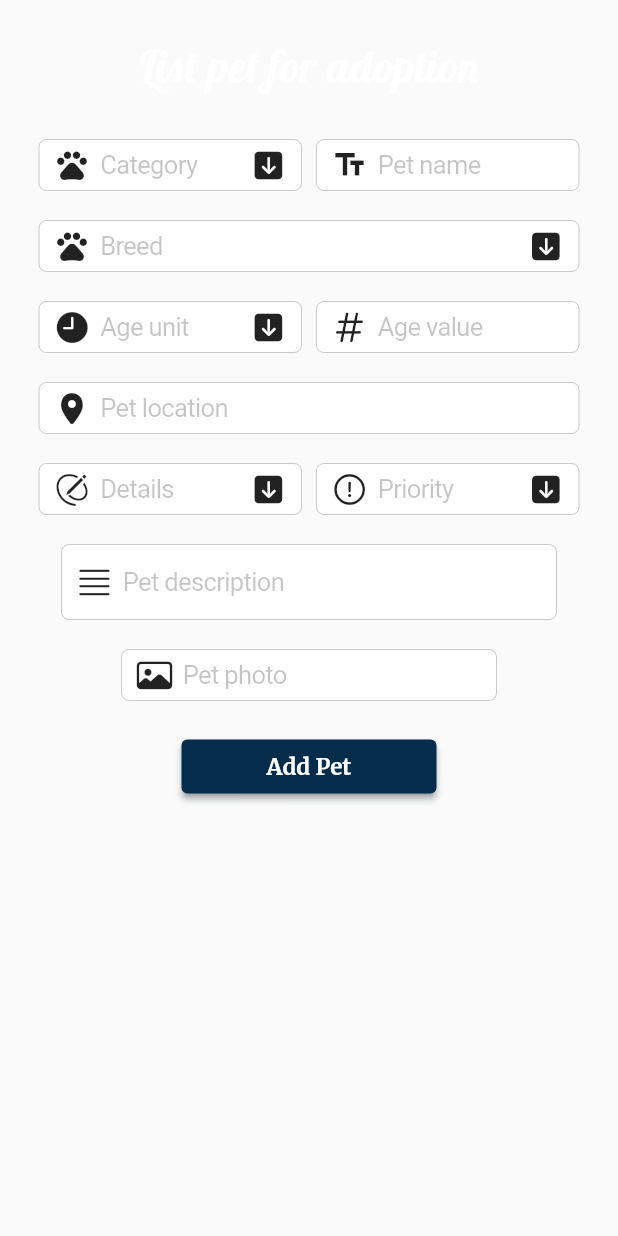
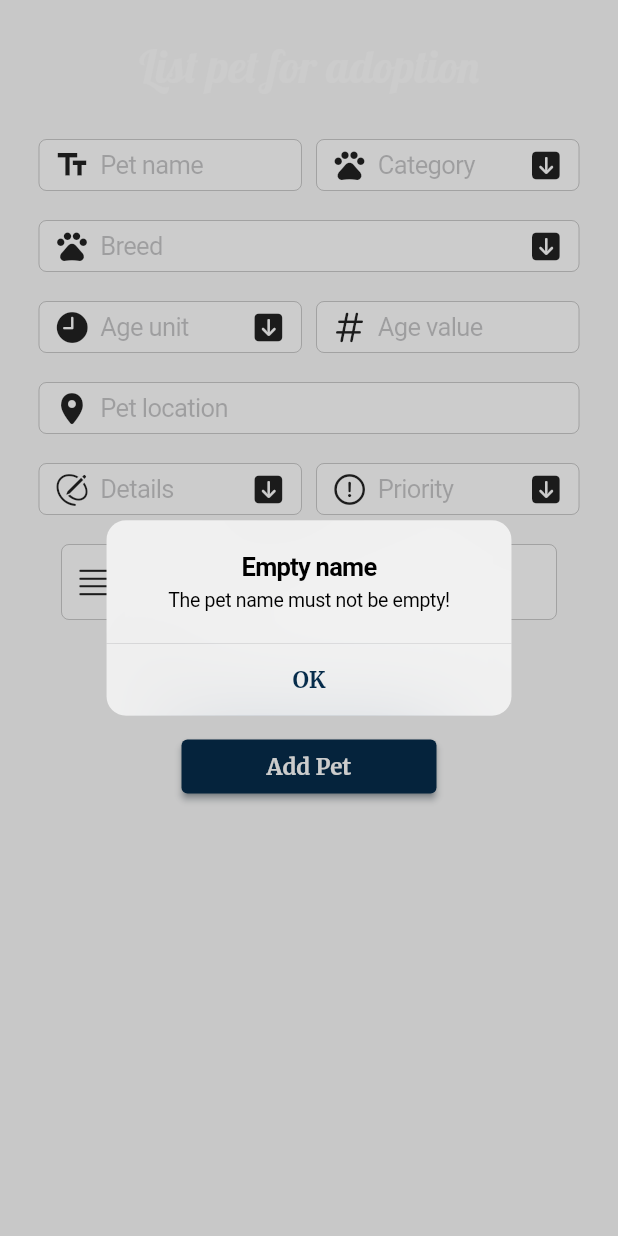
Before and after one commit to mariabrinzila/FurHouse-App, a Flutter app: the AddPetTab widget shown alone on an empty page, opened directly, after a tap on "Add Pet", on a phone screen of 412 x 824 dp. Run offline on Flutter 3.47's test engine with Material 2 defaults, Android fonts, the phone set to English and light mode, and no system bars; our stand-ins replace email_validator, firebase_auth, firebase_core, firebase_database, firebase_storage, geocoding and 3 more; missing offline and left inert: chaleno; accounts and stored records are empty.

Commit message:
UPDATE furhouse_app

```diff
--- a/furhouse_app/lib/common/functions/exception_code_handler.dart
+++ b/furhouse_app/lib/common/functions/exception_code_handler.dart
@@ -102,3 +102,14 @@ void locationServicesExceptionHandler(
     },
   );
 }
+
+void addPetExceptionHandler(BuildContext context, String exceptionCode) {
+  var message = 'Adding a pet is currently unavailable!';
+
+  showCupertinoDialog(
+    context: context,
+    builder: (context) {
+      return _dialogBuilder(context, 'Pet service error', message);
+    },
+  );
+}
--- a/furhouse_app/lib/common/widget_templates/cupertino_text_field_image_picker.dart
+++ b/furhouse_app/lib/common/widget_templates/cupertino_text_field_image_picker.dart
@@ -10,11 +10,13 @@ import 'package:furhouse_app/common/widget_templates/cupertino_form_dialog.dart'
 class CupertinoTextFieldImagePicker extends StatefulWidget {
   final String placeholderText;
   final TextEditingController textFieldController;
+  XFile photo;
 
-  const CupertinoTextFieldImagePicker({
+  CupertinoTextFieldImagePicker({
     super.key,
     required this.placeholderText,
     required this.textFieldController,
+    required this.photo,
   });
 
   @override
@@ -25,8 +27,6 @@ class CupertinoTextFieldImagePicker extends StatefulWidget {
 
 class _CupertinoTextFieldImagePickerState
     extends State<CupertinoTextFieldImagePicker> {
-  late XFile _pickedImage;
-
   void _onTapImageField() {
     showCupertinoDialog(
       context: context,
@@ -86,8 +86,8 @@ class _CupertinoTextFieldImagePickerState
       }
 
       setState(() {
-        _pickedImage = image;
-        widget.textFieldController.text = _pickedImage.name;
+        widget.photo = image;
+        widget.textFieldController.text = widget.photo.name;
       });
     } catch (e) {
       showCupertinoDialog(
--- a/furhouse_app/lib/common/widget_templates/cupertino_text_field_location.dart
+++ b/furhouse_app/lib/common/widget_templates/cupertino_text_field_location.dart
@@ -28,7 +28,6 @@ class _CupertinoTextFieldLocationState
 
     if (locationPermission == 'permitted') {
       var location = await Location().getLocation();
-      print(location);
 
       if (location.contains('error:')) {
         if (context.mounted) {
--- a/furhouse_app/lib/main.dart
+++ b/furhouse_app/lib/main.dart
@@ -1,8 +1,9 @@
 import 'package:flutter/material.dart';
 import 'package:firebase_core/firebase_core.dart';
 
+import 'main_display.dart';
+
 import 'configuration/firebase_options.dart';
-import 'main_display.dart';
 
 void main() async {
   WidgetsFlutterBinding.ensureInitialized();
--- a/furhouse_app/lib/models/petVM.dart
+++ b/furhouse_app/lib/models/petVM.dart
@@ -1,9 +1,31 @@
+import 'package:image_picker/image_picker.dart';
+
 class PetVM {
+  final String name;
   final String category;
   final String breed;
+  final String ageUnit;
+  final int ageValue;
+  final String location;
+  final String details;
+  final String priority;
+  final String? description;
+  final String photoName;
+  final XFile photo;
+  final String userEmail;
 
   PetVM({
+    required this.name,
     required this.category,
     required this.breed,
+    required this.ageUnit,
+    required this.ageValue,
+    required this.location,
+    required this.details,
+    required this.priority,
+    required this.description,
+    required this.photoName,
+    required this.photo,
+    required this.userEmail,
   });
 }
--- a/furhouse_app/lib/screens/home/add_pet_tab.dart
+++ b/furhouse_app/lib/screens/home/add_pet_tab.dart
@@ -2,6 +2,9 @@ import 'package:flutter/material.dart';
 import 'package:flutter/cupertino.dart';
 import 'package:google_fonts/google_fonts.dart';
 import 'package:flutter/services.dart';
+import 'package:image_picker/image_picker.dart';
+
+import 'package:furhouse_app/screens/home/home.dart';
 
 import 'package:furhouse_app/common/widget_templates/cupertino_text_field_prefix_icon.dart';
 import 'package:furhouse_app/common/widget_templates/cupertino_text_field_suffix_icon.dart';
@@ -11,6 +14,13 @@ import 'package:furhouse_app/common/widget_templates/cupertino_text_field_style.
 import 'package:furhouse_app/common/widget_templates/cupertino_text_field_location.dart';
 import 'package:furhouse_app/common/widget_templates/cupertino_text_field_image_picker.dart';
 import 'package:furhouse_app/common/widget_templates/elevated_button_style.dart';
+import 'package:furhouse_app/common/functions/form_validation.dart';
+import 'package:furhouse_app/common/functions/exception_code_handler.dart';
+
+import 'package:furhouse_app/models/petVM.dart';
+
+import 'package:furhouse_app/services/authentication.dart';
+import 'package:furhouse_app/services/pets.dart';
 
 class AddPetTab extends StatefulWidget {
   final TextEditingController _nameController = TextEditingController();
@@ -23,6 +33,7 @@ class AddPetTab extends StatefulWidget {
   final TextEditingController _priorityController = TextEditingController();
   final TextEditingController _descriptionController = TextEditingController();
   final TextEditingController _photoController = TextEditingController();
+  final XFile _petPhoto = XFile('');
 
   AddPetTab({
     super.key,
@@ -85,6 +96,86 @@ class _AddPetTabState extends State<AddPetTab> {
     }
   }
 
+  void _onAddPet(BuildContext context) async {
+    if (nameValidation(widget._nameController.text, 'pet', context)) {
+      return;
+    }
+
+    if (nonEmptyField(widget._categoryController.text, 'category', context)) {
+      return;
+    }
+
+    if (nonEmptyField(widget._breedController.text, 'breed', context)) {
+      return;
+    }
+
+    if (nonEmptyField(widget._ageUnitController.text, 'age unit', context)) {
+      return;
+    }
+
+    if (nonEmptyField(widget._ageValueController.text, 'age value', context)) {
+      return;
+    }
+
+    if (nonEmptyField(
+        widget._locationController.text, 'pet location', context)) {
+      return;
+    }
+
+    if (nonEmptyField(widget._detailsController.text, 'details', context)) {
+      return;
+    }
+
+    if (nonEmptyField(widget._priorityController.text, 'priority', context)) {
+      return;
+    }
+
+    if (nonEmptyField(widget._photoController.text, 'pet photo', context)) {
+      return;
+    }
+
+    var currentUser = Authentication().getCurrentUser();
+    String currentUserEmail = currentUser?.email ?? '';
+    var photoName = widget._nameController.text + currentUserEmail;
+
+    PetVM pet = PetVM(
+      name: widget._nameController.text,
+      category: widget._categoryController.text,
+      breed: widget._breedController.text,
+      ageUnit: widget._ageUnitController.text,
+      ageValue: int.parse(widget._ageValueController.text),
+      location: widget._locationController.text,
+      details: widget._detailsController.text,
+      priority: widget._priorityController.text,
+      description: widget._descriptionController.text,
+      photoName: photoName,
+      photo: widget._petPhoto,
+      userEmail: currentUserEmail,
+    );
+
+    final message = await Pets().add(pet);
+    print(message);
+
+    if (message == 'Success') {
+      if (context.mounted) {
+        _navigateToHome(context);
+      }
+    } else {
+      if (context.mounted) {
+        addPetExceptionHandler(context, message);
+      }
+    }
+  }
+
+  void _navigateToHome(BuildContext context) {
+    Navigator.push(
+      context,
+      MaterialPageRoute(
+        builder: (context) => const Home(),
+      ),
+    );
+  }
+
   @override
   Widget build(BuildContext context) {
     return Center(
@@ -117,6 +208,20 @@ class _AddPetTabState extends State<AddPetTab> {
                 children: [
                   SizedBox(
                     width: 175,
+                    child: CupertinoTextFieldStyle(
+                      placeholderText: 'Pet name',
+                      icon: const Icon(
+                        Icons.text_fields,
+                      ),
+                      obscureText: false,
+                      textFieldController: widget._nameController,
+                    ),
+                  ),
+                  const SizedBox(
+                    width: 10,
+                  ),
+                  SizedBox(
+                    width: 175,
                     child: CupertinoTextFieldDropdown(
                       dropdownHeight: 150,
                       placeholderText: 'Category',
@@ -124,20 +229,6 @@ class _AddPetTabState extends State<AddPetTab> {
                       prefixIcon: prefixIcon,
                       suffixIcon: suffixIcon,
                       pickerValues: categoryValues,
-                    ),
-                  ),
-                  const SizedBox(
-                    width: 10,
-                  ),
-                  SizedBox(
-                    width: 175,
-                    child: CupertinoTextFieldStyle(
-                      placeholderText: 'Pet name',
-                      icon: const Icon(
-                        Icons.text_fields,
-                      ),
-                      obscureText: false,
-                      textFieldController: widget._nameController,
                     ),
                   ),
                 ],
@@ -270,6 +361,7 @@ class _AddPetTabState extends State<AddPetTab> {
                 child: CupertinoTextFieldImagePicker(
                   placeholderText: 'Pet photo',
                   textFieldController: widget._photoController,
+                  photo: widget._petPhoto,
                 ),
               ),
               const SizedBox(
@@ -279,7 +371,9 @@ class _AddPetTabState extends State<AddPetTab> {
                 width: 170,
                 child: ElevatedButtonStyle(
                   buttonText: 'Add Pet',
-                  onTap: () {},
+                  onTap: () {
+                    _onAddPet(context);
+                  },
                 ),
               ),
             ],
--- /dev/null
+++ b/furhouse_app/lib/services/pets.dart
@@ -0,0 +1,38 @@
+import 'dart:io';
+
+import 'package:firebase_database/firebase_database.dart';
+import 'package:firebase_storage/firebase_storage.dart';
+
+import 'package:furhouse_app/models/petVM.dart';
+
+class Pets {
+  Future<String> add(PetVM pet) async {
+    try {
+      DatabaseReference databaseRef =
+          FirebaseDatabase.instance.ref().child("pets");
+
+      // add pet in the pets collection
+      /*await databaseRef.push().set({
+        "name": pet.name,
+        "cateogory": pet.category,
+        "breed": pet.breed,
+        "ageUnit": pet.ageUnit,
+        "ageValue": pet.ageValue,
+        "location": pet.location,
+        "details": pet.details,
+        "priority": pet.priority,
+        "description": pet.description,
+        "userEmail": pet.userEmail,
+      });*/
+
+      // add pet photo in the storage
+      var photo = File(pet.photo.path);
+
+      await FirebaseStorage.instance.ref().child(pet.photoName).putFile(photo);
+
+      return 'Success';
+    } catch (e) {
+      return e.toString();
+    }
+  }
+}
--- a/furhouse_app/pubspec.yaml
+++ b/furhouse_app/pubspec.yaml
@@ -45,6 +45,7 @@ dependencies:
   geolocator: ^9.0.2
   geocoding: ^2.1.0
   image_picker: ^0.8.3
+  firebase_storage: ^11.2.2
 
 dev_dependencies:
   flutter_test:
```
Also changed, not shown: furhouse_app/lib/common/functions/form_validation.dart (+54 -0 lines), furhouse_app/lib/services/authentication.dart (+7 -7 lines), furhouse_app/pubspec.lock, 3 other files.
